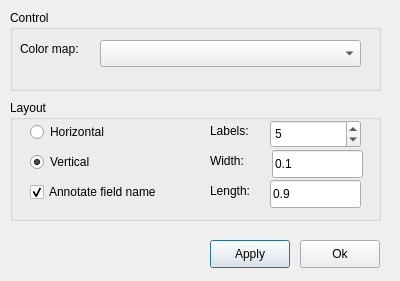
The window that ElmerGUI/vtkpost/colorbar.ui (tehnick/elmerfem) describes before a commit, drawn with Qt 5.
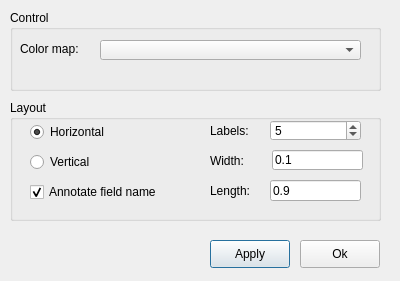
The same window after the commit. Icons and pictures are not drawn.

Commit message: ElmerGUI: Updated the user interface forms in vtk widget

```diff
--- a/ElmerGUI/vtkpost/colorbar.ui
+++ b/ElmerGUI/vtkpost/colorbar.ui
@@ -33,7 +33,7 @@
       <x>90</x>
       <y>30</y>
       <width>261</width>
-      <height>27</height>
+      <height>20</height>
      </rect>
     </property>
    </widget>
@@ -111,7 +111,7 @@
      <string>Vertical</string>
     </property>
     <property name="checked" >
-     <bool>true</bool>
+     <bool>false</bool>
     </property>
    </widget>
    <widget class="QRadioButton" name="horizontalRButton" >
@@ -126,6 +126,9 @@
     <property name="text" >
      <string>Horizontal</string>
     </property>
+    <property name="checked" >
+     <bool>true</bool>
+    </property>
    </widget>
    <widget class="QCheckBox" name="annotateBox" >
     <property name="geometry" >
@@ -149,7 +152,7 @@
       <x>260</x>
       <y>20</y>
       <width>91</width>
-      <height>28</height>
+      <height>21</height>
      </rect>
     </property>
     <property name="value" >
@@ -175,7 +178,7 @@
       <x>262</x>
       <y>50</y>
       <width>91</width>
-      <height>28</height>
+      <height>20</height>
      </rect>
     </property>
     <property name="text" >
@@ -188,7 +191,7 @@
       <x>260</x>
       <y>80</y>
       <width>91</width>
-      <height>28</height>
+      <height>21</height>
      </rect>
     </property>
     <property name="text" >
```
The commit also changes 3 other files.
